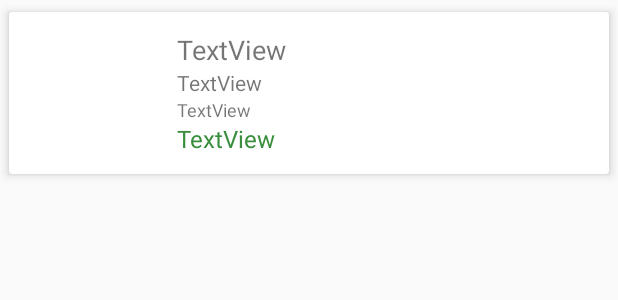
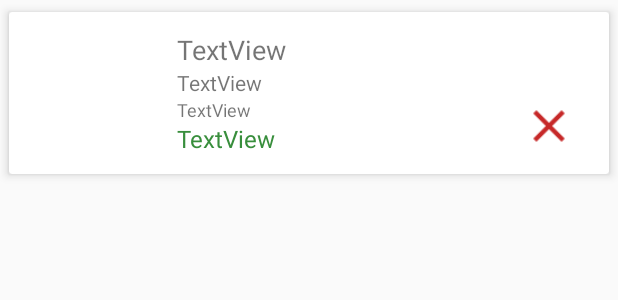
Before and after one commit to EnterSnowman/InternetShop, an Android app: the layout product_favorites_item.xml on its own in the app's theme, with its tools: preview values and no code run, on a phone screen of 412 x 824 dp. Shown: the top 300 px of the screen. Run offline under Robolectric (Android 15) with nearby library versions, the phone set to English and light mode, and no system bars.

Commit message:
Now user can remove product from favorites

```diff
--- a/app/src/main/res/layout/product_favorites_item.xml
+++ b/app/src/main/res/layout/product_favorites_item.xml
@@ -25,7 +25,6 @@
             android:layout_height="wrap_content"
             android:layout_centerVertical="true"
             android:orientation="vertical"
-            android:layout_toLeftOf="@+id/add_to_basket_button"
             android:layout_toRightOf="@+id/product_photo"
             android:layout_toEndOf="@+id/product_photo">
 
@@ -76,15 +75,30 @@
                 android:textSize="16sp" />
 
         </LinearLayout>
-    <ImageView
-        android:layout_width="48dp"
-        android:layout_height="48dp"
-        android:layout_marginRight="24dp"
-        android:id="@+id/add_to_basket_button"
-        android:layout_centerVertical="true"
-        android:layout_alignParentRight="true"
-        android:layout_alignParentEnd="true"
-        android:visibility="invisible"
-        android:src="@mipmap/basket_fill"/>
+        <LinearLayout
+            android:layout_width="wrap_content"
+            android:layout_height="wrap_content"
+            android:orientation="vertical"
+            android:layout_centerVertical="true"
+            android:layout_alignParentRight="true"
+            android:layout_alignParentEnd="true">
+
+            <ImageView
+                android:id="@+id/add_to_basket_button"
+                android:layout_width="36dp"
+                android:layout_height="36dp"
+                android:layout_marginRight="18dp"
+                android:src="@mipmap/basket_fill"
+                android:layout_marginBottom="4dp"
+                android:visibility="invisible" />
+
+            <ImageView
+            android:layout_width="36dp"
+            android:layout_height="36dp"
+            android:layout_marginRight="18dp"
+                android:layout_marginTop="4dp"
+            android:id="@+id/remove_from_favorites_button"
+            android:src="@mipmap/close"/>
+        </LinearLayout>
     </RelativeLayout>
 </android.support.v7.widget.CardView>
--- a/app/src/main/res/values/strings.xml
+++ b/app/src/main/res/values/strings.xml
@@ -35,4 +35,5 @@
     <string name="your_favorites">Your favorites</string>
     <string name="title_activity_favorites">FavoritesActivity</string>
     <string name="added_in_your_basket">added in your basket</string>
+    <string name="removed_from_your_favorites">removed from your favorites</string>
 </resources>
```
Also changed, not shown: app/src/main/java/com/entersnowman/internetshop/adapter/FavoritesAdapter.java (+21 -1 lines), app/src/main/res/mipmap-hdpi/close.png (added), app/src/main/res/mipmap-mdpi/close.png (added), app/src/main/res/mipmap-xhdpi/close.png (added), app/src/main/res/mipmap-xxhdpi/close.png (added), app/src/main/res/mipmap-xxxhdpi/close.png (added).
